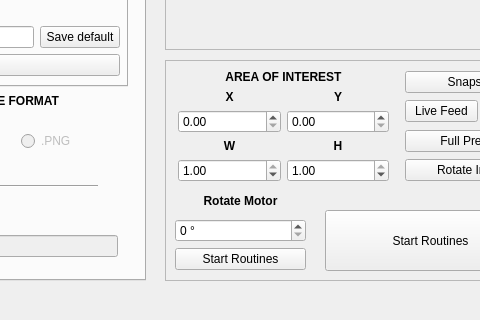
Qt form _ui/FlashLapse_CP.ui (CoSE-Jerry/Flashlapse_NEO) before a commit; both pictures show x 435 to 915 and y 350 to 670 of the 1000 by 670 pixel window.
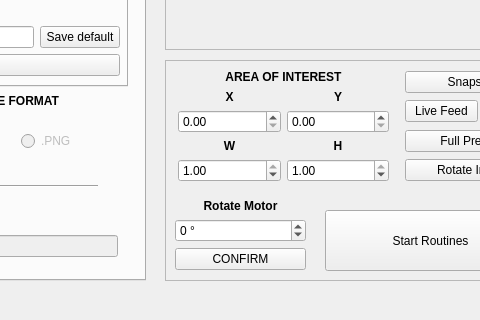
The same form after that commit. The open tabs and pages were chosen to show the change. Icons and pictures are not drawn.

Patch:
```diff
--- a/_ui/FlashLapse_CP.ui
+++ b/_ui/FlashLapse_CP.ui
@@ -1531,6 +1531,19 @@
       </rect>
      </property>
      <layout class="QVBoxLayout" name="verticalLayout_22">
+      <item>
+       <spacer name="verticalSpacer_9">
+        <property name="orientation">
+         <enum>Qt::Vertical</enum>
+        </property>
+        <property name="sizeHint" stdset="0">
+         <size>
+          <width>20</width>
+          <height>40</height>
+         </size>
+        </property>
+       </spacer>
+      </item>
       <item>
        <widget class="QLabel" name="motor_label">
         <property name="text">
@@ -1543,12 +1556,18 @@
         <property name="suffix">
          <string> °</string>
         </property>
+        <property name="minimum">
+         <number>-180</number>
+        </property>
+        <property name="maximum">
+         <number>180</number>
+        </property>
        </widget>
       </item>
       <item>
        <widget class="QPushButton" name="motorConfirm_pushButton">
         <property name="text">
-         <string>Start Routines</string>
+         <string>CONFIRM</string>
         </property>
        </widget>
       </item>
```
Left out of the diff: 2 changed lines with no effect on the pictures.
